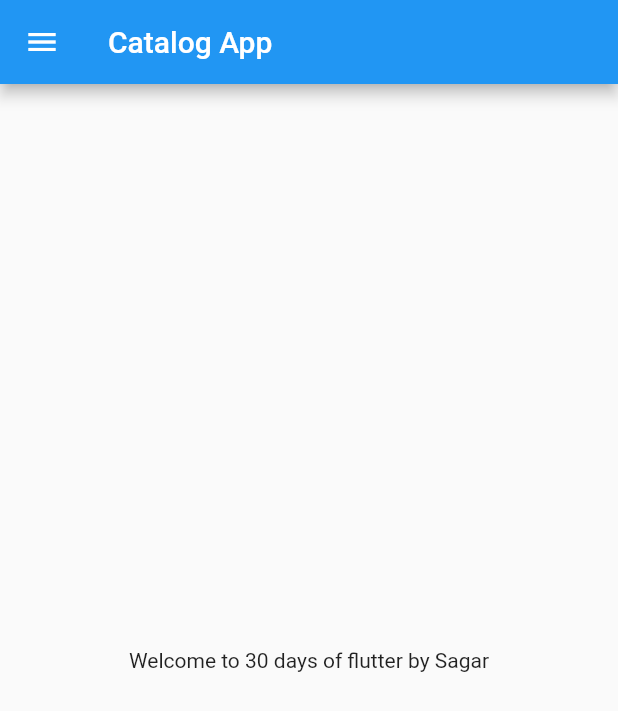
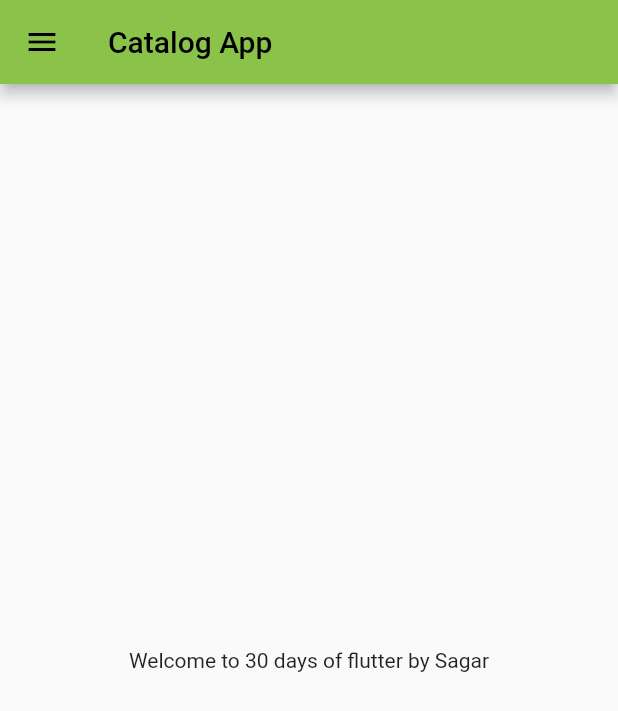
Before and after one commit to sagarrajgit/Catalog, a Flutter app: the screen it shows after launch, on a phone screen of 412 x 824 dp. Shown: the top 711 px of the screen. Run offline on Flutter 3.47's test engine with Material 2 defaults, Android fonts, the phone set to English and light mode, and no system bars.

Commit message:
Day-3 completed

```diff
--- a/lib/main.dart
+++ b/lib/main.dart
@@ -1,4 +1,5 @@
-import 'package:catalog/home_page.dart';
+import 'package:catalog/login_page.dart';
+import 'package:catalog/pages/home_page.dart';
 import 'package:flutter/material.dart';
 
 void main(){
@@ -12,7 +13,20 @@ class MyApp extends StatelessWidget {
   Widget build(BuildContext context) {
 
     return MaterialApp(
-      home: HomePage(),
+      themeMode: ThemeMode.light,
+      theme: ThemeData(
+        primarySwatch: Colors.lightGreen,
+      ),
+      darkTheme: ThemeData(
+        brightness: Brightness.dark,
+      ),
+
+      initialRoute: "/home", // It will change default route
+      routes: {
+        "/": (context) => LoginPage(), // '/' Default
+        "/login":(context) => LoginPage(),
+        "/home":(context) => HomePage(),
+      },
     );
   }
 }
```
Also changed, not shown: lib/login_page.dart (added, +20 -0 lines), lib/pages/home_page.dart (renamed from lib/home_page.dart).
